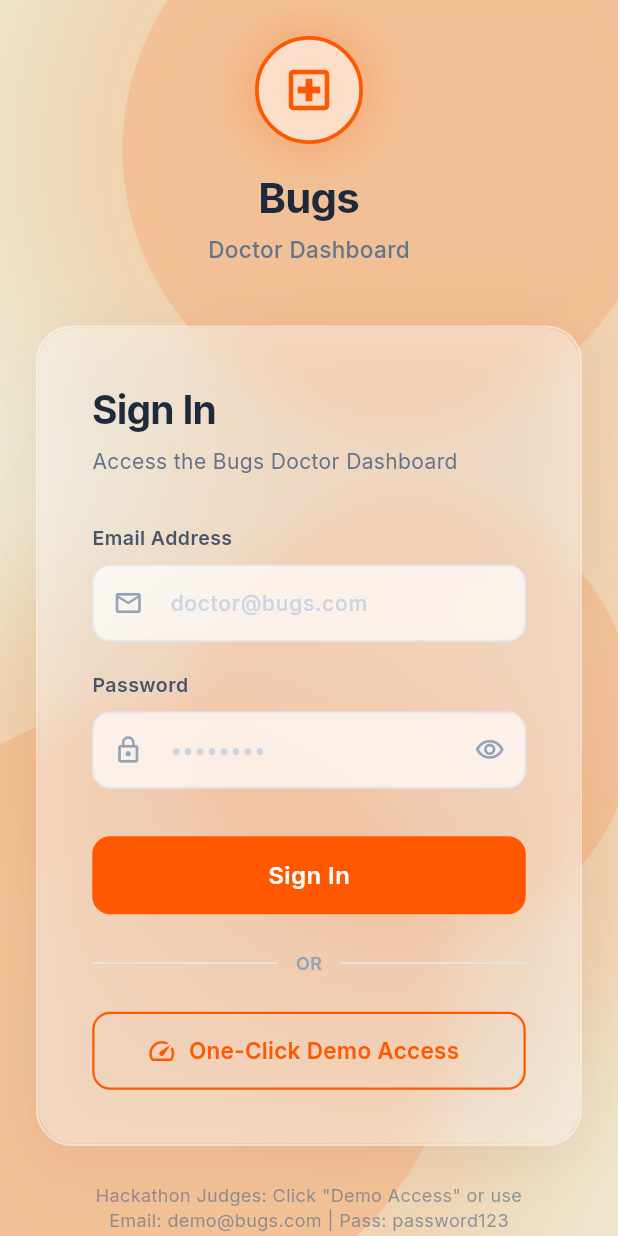
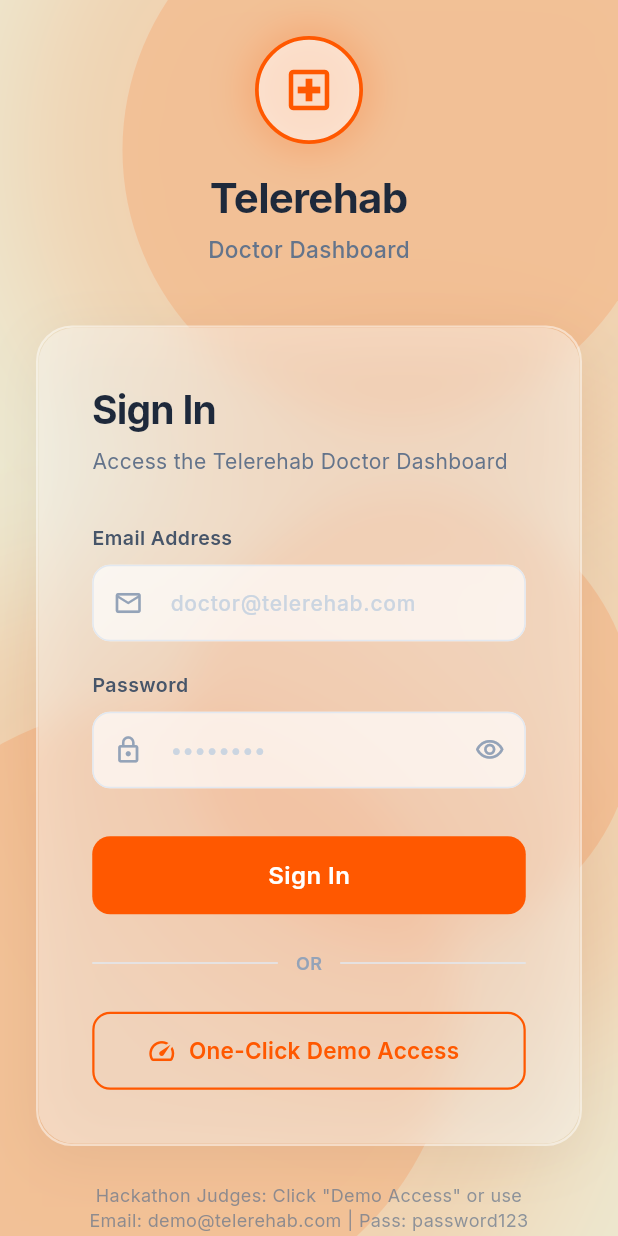
Before and after one commit to kkwanengineering-png/doctor_dashboard, a Flutter app: the screen it shows after launch, on a phone screen of 412 x 824 dp. Run offline on Flutter 3.47's test engine with Material 3 defaults, Android fonts, the phone set to English and light mode, and no system bars; our stand-ins replace cached_network_image, cloud_firestore, firebase_ai, firebase_auth, firebase_core, firebase_database and 4 more; missing offline and left inert: tflite_flutter; accounts and stored records are empty.

Commit message:
Revert "style: rebrand project from TeleRehab to Bugs"
This reverts commit c5a75f54f7f9b1d1f0b74c92dc2a08cbe7f7f636.

```diff
--- a/lib/main.dart
+++ b/lib/main.dart
@@ -32,7 +32,7 @@ class DoctorDashboardApp extends StatelessWidget {
   @override
   Widget build(BuildContext context) {
     return MaterialApp(
-      title: 'Bugs Dashboard',
+      title: 'Telerehab Dashboard',
       debugShowCheckedModeBanner: false,
       theme: AppTheme.themeData,
       home: const _AuthGate(),
--- a/lib/screens/login_screen.dart
+++ b/lib/screens/login_screen.dart
@@ -85,7 +85,7 @@ class _LoginScreenState extends State<LoginScreen>
 
     try {
       await FirebaseAuth.instance.signInWithEmailAndPassword(
-        email: 'demo@bugs.com',
+        email: 'demo@telerehab.com',
         password: 'password123',
       );
     } on FirebaseAuthException catch (e) {
@@ -154,7 +154,7 @@ class _LoginScreenState extends State<LoginScreen>
                                 ),
                                 const SizedBox(height: 6),
                                 const Text(
-                                  'Access the Bugs Doctor Dashboard',
+                                  'Access the Telerehab Doctor Dashboard',
                                   style: TextStyle(
                                     fontSize: 14,
                                     color: Color(0xFF64748B),
@@ -173,7 +173,7 @@ class _LoginScreenState extends State<LoginScreen>
                                 const SizedBox(height: 8),
                                 _buildTextField(
                                   controller: _emailController,
-                                  hintText: 'doctor@bugs.com',
+                                  hintText: 'doctor@telerehab.com',
                                   icon: Icons.email_outlined,
                                   keyboardType: TextInputType.emailAddress,
                                   validator: (v) {
@@ -257,7 +257,7 @@ class _LoginScreenState extends State<LoginScreen>
                         const SizedBox(height: 24),
                         // Footer note
                         Text(
-                          'Hackathon Judges: Click "Demo Access" or use\nEmail: demo@bugs.com | Pass: password123',
+                          'Hackathon Judges: Click "Demo Access" or use\nEmail: demo@telerehab.com | Pass: password123',
                           textAlign: TextAlign.center,
                           style: TextStyle(
                             fontSize: 12,
@@ -304,7 +304,7 @@ class _LoginScreenState extends State<LoginScreen>
         ),
         const SizedBox(height: 16),
         const Text(
-          'Bugs',
+          'Telerehab',
           style: TextStyle(
             fontSize: 28,
             fontWeight: FontWeight.bold,
```
Also changed, not shown: 1 other file.
